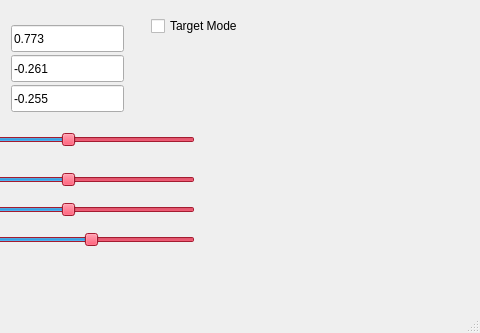
Old version of the form gui/ArmGui/armcontrolgui.ui in the repository lar-lab-unibo/lar_tools; both pictures show x 649 to 1129 and y 412 to 745 of the 1129 by 745 pixel window.
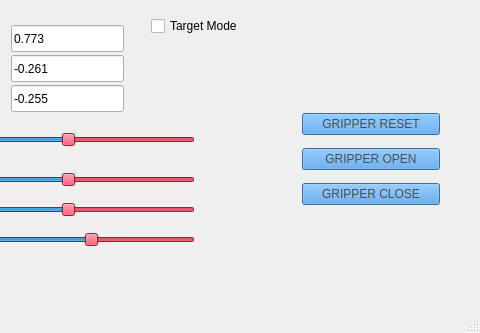
New version of the form.

Patch:
```diff
--- a/gui/ArmGui/armcontrolgui.ui
+++ b/gui/ArmGui/armcontrolgui.ui
@@ -6030,6 +6030,1050 @@
      <string>Target Mode</string>
     </property>
    </widget>
+   <widget class="QWidget" name="verticalLayoutWidget">
+    <property name="geometry">
+     <rect>
+      <x>940</x>
+      <y>490</y>
+      <width>160</width>
+      <height>131</height>
+     </rect>
+    </property>
+    <layout class="QVBoxLayout" name="verticalLayout_4">
+     <item>
+      <widget class="QPushButton" name="gripper_reset">
+       <property name="enabled">
+        <bool>true</bool>
+       </property>
+       <property name="palette">
+        <palette>
+         <active>
+          <colorrole role="WindowText">
+           <brush brushstyle="SolidPattern">
+            <color alpha="255">
+             <red>76</red>
+             <green>76</green>
+             <blue>76</blue>
+            </color>
+           </brush>
+          </colorrole>
+          <colorrole role="Button">
+           <brush brushstyle="SolidPattern">
+            <color alpha="255">
+             <red>67</red>
+             <green>149</green>
+             <blue>227</blue>
+            </color>
+           </brush>
+          </colorrole>
+          <colorrole role="Light">
+           <brush brushstyle="SolidPattern">
+            <color alpha="255">
+             <red>115</red>
+             <green>191</green>
+             <blue>235</blue>
+            </color>
+           </brush>
+          </colorrole>
+          <colorrole role="Midlight">
+           <brush brushstyle="SolidPattern">
+            <color alpha="255">
+             <red>38</red>
+             <green>161</green>
+             <blue>197</blue>
+            </color>
+           </brush>
+          </colorrole>
+          <colorrole role="Dark">
+           <brush brushstyle="SolidPattern">
+            <color alpha="255">
+             <red>255</red>
+             <green>183</green>
+             <blue>111</blue>
+            </color>
+           </brush>
+          </colorrole>
+          <colorrole role="Mid">
+           <brush brushstyle="SolidPattern">
+            <color alpha="255">
+             <red>72</red>
+             <green>72</green>
+             <blue>227</blue>
+            </color>
+           </brush>
+          </colorrole>
+          <colorrole role="Text">
+           <brush brushstyle="SolidPattern">
+            <color alpha="255">
+             <red>60</red>
+             <green>60</green>
+             <blue>60</blue>
+            </color>
+           </brush>
+          </colorrole>
+          <colorrole role="ButtonText">
+           <brush brushstyle="SolidPattern">
+            <color alpha="255">
+             <red>76</red>
+             <green>76</green>
+             <blue>76</blue>
+            </color>
+           </brush>
+          </colorrole>
+          <colorrole role="Base">
+           <brush brushstyle="SolidPattern">
+            <color alpha="255">
+             <red>255</red>
+             <green>255</green>
+             <blue>255</blue>
+            </color>
+           </brush>
+          </colorrole>
+          <colorrole role="Window">
+           <brush brushstyle="SolidPattern">
+            <color alpha="255">
+             <red>75</red>
+             <green>151</green>
+             <blue>216</blue>
+            </color>
+           </brush>
+          </colorrole>
+          <colorrole role="Shadow">
+           <brush brushstyle="SolidPattern">
+            <color alpha="255">
+             <red>57</red>
+             <green>168</green>
+             <blue>224</blue>
+            </color>
+           </brush>
+          </colorrole>
+          <colorrole role="AlternateBase">
+           <brush brushstyle="SolidPattern">
+            <color alpha="255">
+             <red>68</red>
+             <green>158</green>
+             <blue>214</blue>
+            </color>
+           </brush>
+          </colorrole>
+         </active>
+         <inactive>
+          <colorrole role="WindowText">
+           <brush brushstyle="SolidPattern">
+            <color alpha="255">
+             <red>76</red>
+             <green>76</green>
+             <blue>76</blue>
+            </color>
+           </brush>
+          </colorrole>
+          <colorrole role="Button">
+           <brush brushstyle="SolidPattern">
+            <color alpha="255">
+             <red>67</red>
+             <green>149</green>
+             <blue>227</blue>
+            </color>
+           </brush>
+          </colorrole>
+          <colorrole role="Light">
+           <brush brushstyle="SolidPattern">
+            <color alpha="255">
+             <red>115</red>
+             <green>191</green>
+             <blue>235</blue>
+            </color>
+           </brush>
+          </colorrole>
+          <colorrole role="Midlight">
+           <brush brushstyle="SolidPattern">
+            <color alpha="255">
+             <red>233</red>
+             <green>231</green>
+             <blue>227</blue>
+            </color>
+           </brush>
+          </colorrole>
+          <colorrole role="Dark">
+           <brush brushstyle="SolidPattern">
+            <color alpha="255">
+             <red>255</red>
+             <green>183</green>
+             <blue>111</blue>
+            </color>
+           </brush>
+          </colorrole>
+          <colorrole role="Mid">
+           <brush brushstyle="SolidPattern">
+            <color alpha="255">
+             <red>72</red>
+             <green>72</green>
+             <blue>227</blue>
+            </color>
+           </brush>
+          </colorrole>
+          <colorrole role="Text">
+           <brush brushstyle="SolidPattern">
+            <color alpha="255">
+             <red>60</red>
+             <green>60</green>
+             <blue>60</blue>
+            </color>
+           </brush>
+          </colorrole>
+          <colorrole role="ButtonText">
+           <brush brushstyle="SolidPattern">
+            <color alpha="255">
+             <red>76</red>
+             <green>76</green>
+             <blue>76</blue>
+            </color>
+           </brush>
+          </colorrole>
+          <colorrole role="Base">
+           <brush brushstyle="SolidPattern">
+            <color alpha="255">
+             <red>255</red>
+             <green>255</green>
+             <blue>255</blue>
+            </color>
+           </brush>
+          </colorrole>
+          <colorrole role="Window">
+           <brush brushstyle="SolidPattern">
+            <color alpha="255">
+             <red>75</red>
+             <green>151</green>
+             <blue>216</blue>
+            </color>
+           </brush>
+          </colorrole>
+          <colorrole role="Shadow">
+           <brush brushstyle="SolidPattern">
+            <color alpha="255">
+             <red>57</red>
+             <green>168</green>
+             <blue>224</blue>
+            </color>
+           </brush>
+          </colorrole>
+          <colorrole role="AlternateBase">
+           <brush brushstyle="SolidPattern">
+            <color alpha="255">
+             <red>68</red>
+             <green>158</green>
+             <blue>214</blue>
+            </color>
+           </brush>
+          </colorrole>
+         </inactive>
+         <disabled>
+          <colorrole role="WindowText">
+           <brush brushstyle="SolidPattern">
+            <color alpha="255">
+             <red>255</red>
+             <green>183</green>
+             <blue>111</blue>
+            </color>
+           </brush>
+          </colorrole>
+          <colorrole role="Button">
+           <brush brushstyle="SolidPattern">
+            <color alpha="255">
+             <red>67</red>
+             <green>149</green>
+             <blue>227</blue>
+            </color>
+           </brush>
+          </colorrole>
+          <colorrole role="Light">
+           <brush brushstyle="SolidPattern">
+            <color alpha="255">
+             <red>115</red>
+             <green>191</green>
+             <blue>235</blue>
+            </color>
+           </brush>
+          </colorrole>
+          <colorrole role="Midlight">
+           <brush brushstyle="SolidPattern">
+            <color alpha="255">
+             <red>233</red>
+             <green>231</green>
+             <blue>227</blue>
+            </color>
+           </brush>
+          </colorrole>
+          <colorrole role="Dark">
+           <brush brushstyle="SolidPattern">
+            <color alpha="255">
+             <red>255</red>
+             <green>183</green>
+             <blue>111</blue>
+            </color>
+           </brush>
+          </colorrole>
+          <colorrole role="Mid">
+           <brush brushstyle="SolidPattern">
+            <color alpha="255">
+             <red>72</red>
+             <green>72</green>
+             <blue>227</blue>
+            </color>
+           </brush>
+          </colorrole>
+          <colorrole role="Text">
+           <brush brushstyle="SolidPattern">
+            <color alpha="255">
+             <red>255</red>
+             <green>183</green>
+             <blue>111</blue>
+            </color>
+           </brush>
+          </colorrole>
+          <colorrole role="ButtonText">
+           <brush brushstyle="SolidPattern">
+            <color alpha="255">
+             <red>255</red>
+             <green>183</green>
+             <blue>111</blue>
+            </color>
+           </brush>
+          </colorrole>
+          <colorrole role="Base">
+           <brush brushstyle="SolidPattern">
+            <color alpha="255">
+             <red>75</red>
+             <green>151</green>
+             <blue>216</blue>
+            </color>
+           </brush>
+          </colorrole>
+          <colorrole role="Window">
+           <brush brushstyle="SolidPattern">
+            <color alpha="255">
+             <red>75</red>
+             <green>151</green>
+             <blue>216</blue>
+            </color>
+           </brush>
+          </colorrole>
+          <colorrole role="Shadow">
+           <brush brushstyle="SolidPattern">
+            <color alpha="255">
+             <red>57</red>
+             <green>168</green>
+             <blue>224</blue>
+            </color>
+           </brush>
+          </colorrole>
+          <colorrole role="AlternateBase">
+           <brush brushstyle="SolidPattern">
+            <color alpha="255">
+             <red>68</red>
+             <green>158</green>
+             <blue>214</blue>
+            </color>
+           </brush>
+          </colorrole>
+         </disabled>
+        </palette>
+       </property>
+       <property name="text">
+        <string>GRIPPER RESET</string>
+       </property>
+      </widget>
+     </item>
+     <item>
+      <widget class="QPushButton" name="gripper_open">
+       <property name="enabled">
+        <bool>true</bool>
+       </property>
+       <property name="palette">
+        <palette>
+         <active>
+          <colorrole role="WindowText">
+           <brush brushstyle="SolidPattern">
+            <color alpha="255">
+             <red>76</red>
+             <green>76</green>
+             <blue>76</blue>
+            </color>
+           </brush>
+          </colorrole>
+          <colorrole role="Button">
+           <brush brushstyle="SolidPattern">
+            <color alpha="255">
+             <red>67</red>
+             <green>149</green>
+             <blue>227</blue>
+            </color>
+           </brush>
+          </colorrole>
+          <colorrole role="Light">
+           <brush brushstyle="SolidPattern">
+            <color alpha="255">
+             <red>115</red>
+             <green>191</green>
+             <blue>235</blue>
+            </color>
+           </brush>
+          </colorrole>
+          <colorrole role="Midlight">
+           <brush brushstyle="SolidPattern">
+            <color alpha="255">
+             <red>38</red>
+             <green>161</green>
+             <blue>197</blue>
+            </color>
+           </brush>
+          </colorrole>
+          <colorrole role="Dark">
+           <brush brushstyle="SolidPattern">
+            <color alpha="255">
+             <red>255</red>
+             <green>183</green>
+             <blue>111</blue>
+            </color>
+           </brush>
+          </colorrole>
+          <colorrole role="Mid">
+           <brush brushstyle="SolidPattern">
+            <color alpha="255">
+             <red>72</red>
+             <green>72</green>
+             <blue>227</blue>
+            </color>
+           </brush>
+          </colorrole>
+          <colorrole role="Text">
+           <brush brushstyle="SolidPattern">
+            <color alpha="255">
+             <red>60</red>
+             <green>60</green>
+             <blue>60</blue>
+            </color>
+           </brush>
+          </colorrole>
+          <colorrole role="ButtonText">
+           <brush brushstyle="SolidPattern">
+            <color alpha="255">
+             <red>76</red>
+             <green>76</green>
+             <blue>76</blue>
+            </color>
+           </brush>
+          </colorrole>
+          <colorrole role="Base">
+           <brush brushstyle="SolidPattern">
+            <color alpha="255">
+             <red>255</red>
+             <green>255</green>
+             <blue>255</blue>
+            </color>
+           </brush>
+          </colorrole>
+          <colorrole role="Window">
+           <brush brushstyle="SolidPattern">
+            <color alpha="255">
+             <red>75</red>
+             <green>151</green>
+             <blue>216</blue>
+            </color>
+           </brush>
+          </colorrole>
+          <colorrole role="Shadow">
+           <brush brushstyle="SolidPattern">
+            <color alpha="255">
+             <red>57</red>
+             <green>168</green>
+             <blue>224</blue>
+            </color>
+           </brush>
+          </colorrole>
+          <colorrole role="AlternateBase">
+           <brush brushstyle="SolidPattern">
+            <color alpha="255">
+             <red>68</red>
+             <green>158</green>
+             <blue>214</blue>
+            </color>
+           </brush>
+          </colorrole>
+         </active>
+         <inactive>
+          <colorrole role="WindowText">
+           <brush brushstyle="SolidPattern">
+            <color alpha="255">
+             <red>76</red>
+             <green>76</green>
+             <blue>76</blue>
+            </color>
+           </brush>
+          </colorrole>
+          <colorrole role="Button">
+           <brush brushstyle="SolidPattern">
+            <color alpha="255">
+             <red>67</red>
+             <green>149</green>
+             <blue>227</blue>
+            </color>
+           </brush>
+          </colorrole>
+          <colorrole role="Light">
+           <brush brushstyle="SolidPattern">
+            <color alpha="255">
+             <red>115</red>
+             <green>191</green>
+             <blue>235</blue>
+            </color>
+           </brush>
+          </colorrole>
+          <colorrole role="Midlight">
+           <brush brushstyle="SolidPattern">
+            <color alpha="255">
+             <red>233</red>
+             <green>231</green>
+             <blue>227</blue>
+            </color>
+           </brush>
+          </colorrole>
+          <colorrole role="Dark">
+           <brush brushstyle="SolidPattern">
+            <color alpha="255">
+             <red>255</red>
+             <green>183</green>
+             <blue>111</blue>
+            </color>
+           </brush>
+          </colorrole>
+          <colorrole role="Mid">
+           <brush brushstyle="SolidPattern">
+            <color alpha="255">
+             <red>72</red>
+             <green>72</green>
+             <blue>227</blue>
+            </color>
+           </brush>
+          </colorrole>
+          <colorrole role="Text">
+           <brush brushstyle="SolidPattern">
+            <color alpha="255">
+             <red>60</red>
+             <green>60</green>
+             <blue>60</blue>
+            </color>
+           </brush>
+          </colorrole>
+          <colorrole role="ButtonText">
+           <brush brushstyle="SolidPattern">
+            <color alpha="255">
+             <red>76</red>
+             <green>76</green>
+             <blue>76</blue>
+            </color>
+           </brush>
+          </colorrole>
+          <colorrole role="Base">
+           <brush brushstyle="SolidPattern">
+            <color alpha="255">
+             <red>255</red>
+             <green>255</green>
+             <blue>255</blue>
+            </color>
+           </brush>
+          </colorrole>
+          <colorrole role="Window">
+           <brush brushstyle="SolidPattern">
+            <color alpha="255">
+             <red>75</red>
+             <green>151</green>
+             <blue>216</blue>
+            </color>
+           </brush>
+          </colorrole>
+          <colorrole role="Shadow">
+           <brush brushstyle="SolidPattern">
+            <color alpha="255">
+             <red>57</red>
+             <green>168</green>
+             <blue>224</blue>
+            </color>
+           </brush>
+          </colorrole>
+          <colorrole role="AlternateBase">
+           <brush brushstyle="SolidPattern">
+            <color alpha="255">
+             <red>68</red>
+             <green>158</green>
+             <blue>214</blue>
+            </color>
+           </brush>
+          </colorrole>
+         </inactive>
+         <disabled>
+          <colorrole role="WindowText">
+           <brush brushstyle="SolidPattern">
+            <color alpha="255">
+             <red>255</red>
+             <green>183</green>
+             <blue>111</blue>
+            </color>
+           </brush>
+          </colorrole>
+          <colorrole role="Button">
+           <brush brushstyle="SolidPattern">
+            <color alpha="255">
+             <red>67</red>
+             <green>149</green>
+             <blue>227</blue>
+            </color>
+           </brush>
+          </colorrole>
+          <colorrole role="Light">
+           <brush brushstyle="SolidPattern">
+            <color alpha="255">
+             <red>115</red>
+             <green>191</green>
+             <blue>235</blue>
+            </color>
+           </brush>
+          </colorrole>
+          <colorrole role="Midlight">
+           <brush brushstyle="SolidPattern">
+            <color alpha="255">
+             <red>233</red>
+             <green>231</green>
+             <blue>227</blue>
+            </color>
+           </brush>
+          </colorrole>
+          <colorrole role="Dark">
+           <brush brushstyle="SolidPattern">
+            <color alpha="255">
+             <red>255</red>
+             <green>183</green>
+             <blue>111</blue>
+            </color>
+           </brush>
+          </colorrole>
+          <colorrole role="Mid">
+           <brush brushstyle="SolidPattern">
+            <color alpha="255">
+             <red>72</red>
+             <green>72</green>
+             <blue>227</blue>
+            </color>
+           </brush>
+          </colorrole>
+          <colorrole role="Text">
+           <brush brushstyle="SolidPattern">
+            <color alpha="255">
+             <red>255</red>
+             <green>183</green>
+             <blue>111</blue>
+            </color>
+           </brush>
+          </colorrole>
+          <colorrole role="ButtonText">
+           <brush brushstyle="SolidPattern">
+            <color alpha="255">
+             <red>255</red>
+             <green>183</green>
+             <blue>111</blue>
+            </color>
+           </brush>
+          </colorrole>
+          <colorrole role="Base">
+           <brush brushstyle="SolidPattern">
+            <color alpha="255">
+             <red>75</red>
+             <green>151</green>
+             <blue>216</blue>
+            </color>
+           </brush>
+          </colorrole>
+          <colorrole role="Window">
+           <brush brushstyle="SolidPattern">
+            <color alpha="255">
+             <red>75</red>
+             <green>151</green>
+             <blue>216</blue>
+            </color>
+           </brush>
+          </colorrole>
+          <colorrole role="Shadow">
+           <brush brushstyle="SolidPattern">
+            <color alpha="255">
+             <red>57</red>
+             <green>168</green>
+             <blue>224</blue>
+            </color>
+           </brush>
+          </colorrole>
+          <colorrole role="AlternateBase">
+           <brush brushstyle="SolidPattern">
+            <color alpha="255">
+             <red>68</red>
+             <green>158</green>
+             <blue>214</blue>
+            </color>
+           </brush>
+          </colorrole>
+         </disabled>
+        </palette>
+       </property>
+       <property name="text">
+        <string>GRIPPER OPEN</string>
+       </property>
+      </widget>
+     </item>
+     <item>
+      <widget class="QPushButton" name="gripper_close">
+       <property name="enabled">
+        <bool>true</bool>
+       </property>
+       <property name="palette">
+        <palette>
+         <active>
+          <colorrole role="WindowText">
+           <brush brushstyle="SolidPattern">
+            <color alpha="255">
+             <red>76</red>
+             <green>76</green>
+             <blue>76</blue>
+            </color>
+           </brush>
+          </colorrole>
+          <colorrole role="Button">
+           <brush brushstyle="SolidPattern">
+            <color alpha="255">
+             <red>67</red>
+             <green>149</green>
+             <blue>227</blue>
+            </color>
+           </brush>
+          </colorrole>
+          <colorrole role="Light">
+           <brush brushstyle="SolidPattern">
+            <color alpha="255">
+             <red>115</red>
+             <green>191</green>
+             <blue>235</blue>
+            </color>
+           </brush>
+          </colorrole>
+          <colorrole role="Midlight">
+           <brush brushstyle="SolidPattern">
+            <color alpha="255">
+             <red>38</red>
+             <green>161</green>
+             <blue>197</blue>
+            </color>
+           </brush>
+          </colorrole>
+          <colorrole role="Dark">
+           <brush brushstyle="SolidPattern">
+            <color alpha="255">
+             <red>255</red>
+             <green>183</green>
+             <blue>111</blue>
+            </color>
+           </brush>
+          </colorrole>
+          <colorrole role="Mid">
+           <brush brushstyle="SolidPattern">
+            <color alpha="255">
+             <red>72</red>
+             <green>72</green>
+             <blue>227</blue>
+            </color>
+           </brush>
+          </colorrole>
+          <colorrole role="Text">
+           <brush brushstyle="SolidPattern">
+            <color alpha="255">
+             <red>60</red>
+             <green>60</green>
+             <blue>60</blue>
+            </color>
+           </brush>
+          </colorrole>
+          <colorrole role="ButtonText">
+           <brush brushstyle="SolidPattern">
+            <color alpha="255">
+             <red>76</red>
+             <green>76</green>
+             <blue>76</blue>
+            </color>
+           </brush>
+          </colorrole>
+          <colorrole role="Base">
+           <brush brushstyle="SolidPattern">
+            <color alpha="255">
+             <red>255</red>
+             <green>255</green>
+             <blue>255</blue>
+            </color>
+           </brush>
+          </colorrole>
+          <colorrole role="Window">
+           <brush brushstyle="SolidPattern">
+            <color alpha="255">
+             <red>75</red>
+             <green>151</green>
+             <blue>216</blue>
+            </color>
+           </brush>
+          </colorrole>
+          <colorrole role="Shadow">
+           <brush brushstyle="SolidPattern">
+            <color alpha="255">
+             <red>57</red>
+             <green>168</green>
+             <blue>224</blue>
+            </color>
+           </brush>
+          </colorrole>
+          <colorrole role="AlternateBase">
+           <brush brushstyle="SolidPattern">
+            <color alpha="255">
+             <red>68</red>
+             <green>158</green>
+             <blue>214</blue>
+            </color>
+           </brush>
+          </colorrole>
+         </active>
+         <inactive>
+          <colorrole role="WindowText">
+           <brush brushstyle="SolidPattern">
+            <color alpha="255">
+             <red>76</red>
+             <green>76</green>
+             <blue>76</blue>
+            </color>
+           </brush>
+          </colorrole>
+          <colorrole role="Button">
+           <brush brushstyle="SolidPattern">
+            <color alpha="255">
+             <red>67</red>
+             <green>149</green>
+             <blue>227</blue>
+            </color>
+           </brush>
+          </colorrole>
+          <colorrole role="Light">
+           <brush brushstyle="SolidPattern">
+            <color alpha="255">
+             <red>115</red>
+             <green>191</green>
+             <blue>235</blue>
+            </color>
+           </brush>
+          </colorrole>
+          <colorrole role="Midlight">
+           <brush brushstyle="SolidPattern">
+            <color alpha="255">
+             <red>233</red>
+             <green>231</green>
+             <blue>227</blue>
+            </color>
+           </brush>
+          </colorrole>
+          <colorrole role="Dark">
+           <brush brushstyle="SolidPattern">
+            <color alpha="255">
+             <red>255</red>
+             <green>183</green>
+             <blue>111</blue>
+            </color>
+           </brush>
+          </colorrole>
+          <colorrole role="Mid">
+           <brush brushstyle="SolidPattern">
+            <color alpha="255">
+             <red>72</red>
+             <green>72</green>
+             <blue>227</blue>
+            </color>
+           </brush>
+          </colorrole>
+          <colorrole role="Text">
+           <brush brushstyle="SolidPattern">
+            <color alpha="255">
+             <red>60</red>
+             <green>60</green>
+             <blue>60</blue>
+            </color>
+           </brush>
+          </colorrole>
+          <colorrole role="ButtonText">
+           <brush brushstyle="SolidPattern">
+            <color alpha="255">
+             <red>76</red>
+             <green>76</green>
+             <blue>76</blue>
+            </color>
+           </brush>
+          </colorrole>
+          <colorrole role="Base">
+           <brush brushstyle="SolidPattern">
+            <color alpha="255">
+             <red>255</red>
+             <green>255</green>
+             <blue>255</blue>
+            </color>
+           </brush>
+          </colorrole>
+          <colorrole role="Window">
+           <brush brushstyle="SolidPattern">
+            <color alpha="255">
+             <red>75</red>
+             <green>151</green>
+             <blue>216</blue>
+            </color>
+           </brush>
+          </colorrole>
+          <colorrole role="Shadow">
+           <brush brushstyle="SolidPattern">
+            <color alpha="255">
+             <red>57</red>
+             <green>168</green>
+             <blue>224</blue>
+            </color>
+           </brush>
+          </colorrole>
+          <colorrole role="AlternateBase">
+           <brush brushstyle="SolidPattern">
+            <color alpha="255">
+             <red>68</red>
+             <green>158</green>
+             <blue>214</blue>
+            </color>
+           </brush>
+          </colorrole>
+         </inactive>
+         <disabled>
+          <colorrole role="WindowText">
+           <brush brushstyle="SolidPattern">
+            <color alpha="255">
+             <red>255</red>
+             <green>183</green>
+             <blue>111</blue>
+            </color>
+           </brush>
+          </colorrole>
+          <colorrole role="Button">
+           <brush brushstyle="SolidPattern">
+            <color alpha="255">
+             <red>67</red>
+             <green>149</green>
+             <blue>227</blue>
+            </color>
+           </brush>
+          </colorrole>
+          <colorrole role="Light">
+           <brush brushstyle="SolidPattern">
+            <color alpha="255">
+             <red>115</red>
+             <green>191</green>
+             <blue>235</blue>
+            </color>
+           </brush>
+          </colorrole>
+          <colorrole role="Midlight">
+           <brush brushstyle="SolidPattern">
+            <color alpha="255">
+             <red>233</red>
+             <green>231</green>
+             <blue>227</blue>
+            </color>
+           </brush>
+          </colorrole>
+          <colorrole role="Dark">
+           <brush brushstyle="SolidPattern">
+            <color alpha="255">
+             <red>255</red>
+             <green>183</green>
+             <blue>111</blue>
+            </color>
+           </brush>
+          </colorrole>
+          <colorrole role="Mid">
+           <brush brushstyle="SolidPattern">
+            <color alpha="255">
+             <red>72</red>
+             <green>72</green>
+             <blue>227</blue>
+            </color>
+           </brush>
+          </colorrole>
+          <colorrole role="Text">
+           <brush brushstyle="SolidPattern">
+            <color alpha="255">
+             <red>255</red>
+             <green>183</green>
+             <blue>111</blue>
+            </color>
+           </brush>
+          </colorrole>
+          <colorrole role="ButtonText">
+           <brush brushstyle="SolidPattern">
+            <color alpha="255">
+             <red>255</red>
+             <green>183</green>
+             <blue>111</blue>
+            </color>
+           </brush>
+          </colorrole>
+          <colorrole role="Base">
+           <brush brushstyle="SolidPattern">
+            <color alpha="255">
+             <red>75</red>
+             <green>151</green>
+             <blue>216</blue>
+            </color>
+           </brush>
+          </colorrole>
+          <colorrole role="Window">
+           <brush brushstyle="SolidPattern">
+            <color alpha="255">
+             <red>75</red>
+             <green>151</green>
+             <blue>216</blue>
+            </color>
+           </brush>
+          </colorrole>
+          <colorrole role="Shadow">
+           <brush brushstyle="SolidPattern">
+            <color alpha="255">
+             <red>57</red>
+             <green>168</green>
+             <blue>224</blue>
+            </color>
+           </brush>
+          </colorrole>
+          <colorrole role="AlternateBase">
+           <brush brushstyle="SolidPattern">
+            <color alpha="255">
+             <red>68</red>
+             <green>158</green>
+             <blue>214</blue>
+            </color>
+           </brush>
+          </colorrole>
+         </disabled>
+        </palette>
+       </property>
+       <property name="text">
+        <string>GRIPPER CLOSE</string>
+       </property>
+      </widget>
+     </item>
+    </layout>
+   </widget>
   </widget>
   <widget class="QMenuBar" name="menuBar">
    <property name="geometry">
```
